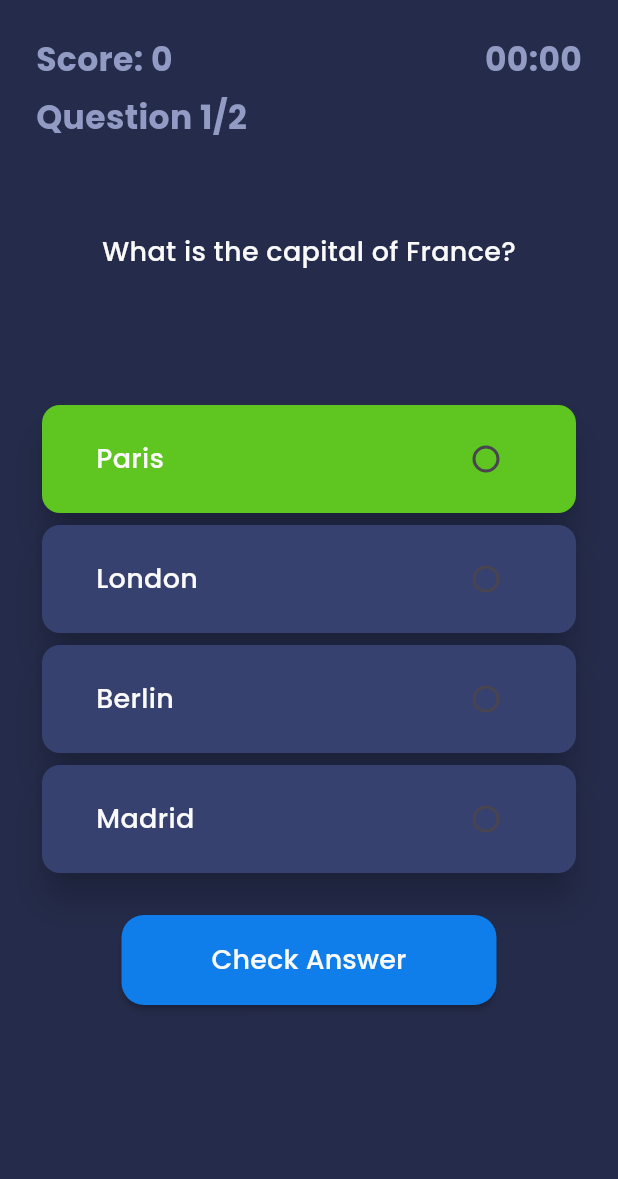
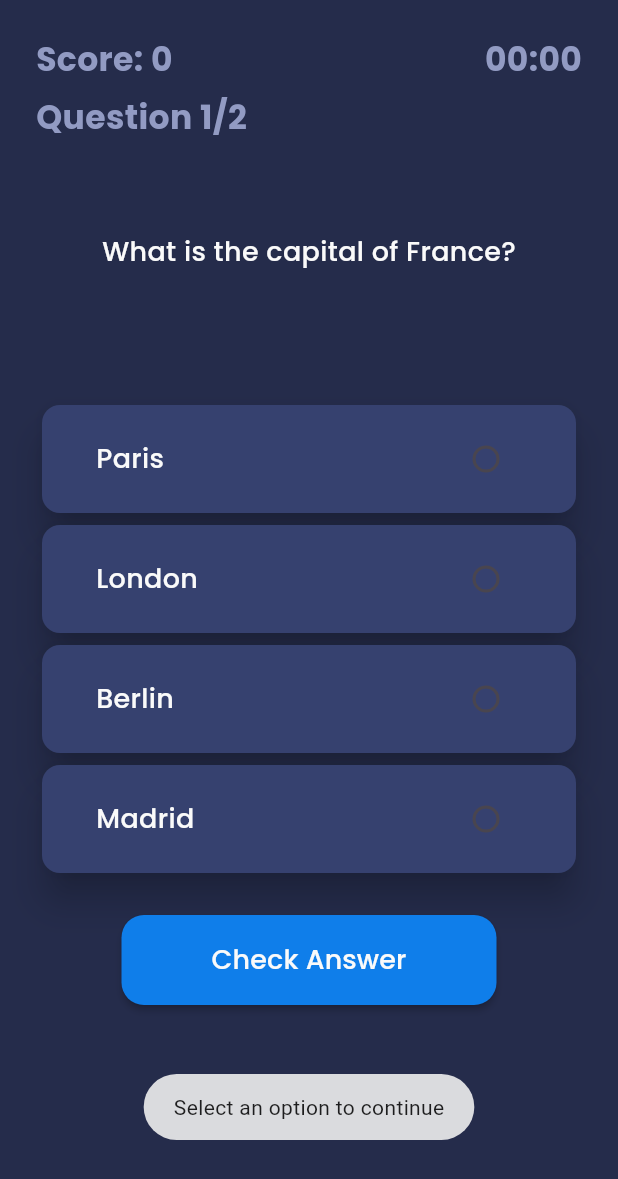
Before and after one commit to Ayushman-Saha/van_vihar_quiz, a Flutter app: the QuizScreen screen opened by its route, after a tap on "Check Answer", on a phone screen of 412 x 824 dp. Shown: the top 1179 px of the screen. Run offline on Flutter 3.47's test engine with Material 2 defaults, Android fonts, the light colour scheme and no system bars; our stand-ins replace firebase_auth, firebase_core, flutter_svg, fluttertoast, google_fonts, google_sign_in; accounts and stored records are empty; generated files the repository leaves out were written again.

Commit message:
Added the logic for sequential next questions with added part for answer description.

```diff
--- a/lib/repository/quizRepository.dart
+++ b/lib/repository/quizRepository.dart
@@ -9,6 +9,8 @@ class QuizRepository {
           answerChoices: ['Paris', 'London', 'Berlin', 'Madrid'],
           correctAnswer: 'Paris',
           hasAttachment: false,
+          descriptionAttachment:
+              "https://plus.unsplash.com/premium_photo-1661852674235-967247c4a8ed?q=80&w=1770&auto=format&fit=crop&ixlib=rb-4.0.3&ixid=M3wxMjA3fDB8MHxwaG90by1wYWdlfHx8fGVufDB8fHx8fA%3D%3D",
           answerType: "text",
           answerDescription: "Lorem Ipsum"),
       QuizQuestion(
--- a/lib/ui/screens/quizScreen.dart
+++ b/lib/ui/screens/quizScreen.dart
@@ -1,10 +1,12 @@
 import 'dart:async';
 
 import 'package:flutter/material.dart';
+import 'package:fluttertoast/fluttertoast.dart';
 import 'package:van_vihar_quiz/constants.dart';
 import 'package:van_vihar_quiz/ui/composables/answerRadioButton.dart';
 
 import '../../controller/quizController.dart';
+import '../composables/answerDescription.dart';
 
 class QuizScreen extends StatefulWidget {
   const QuizScreen({super.key});
@@ -18,7 +20,9 @@ class _QuizScreenState extends State<QuizScreen> {
   var controller = QuizController();
   late Stopwatch stopwatch;
   late Timer t;
-  bool isChecked = false;
+
+  bool isAttempted = false;
+  bool isValidated = false;
 
   List<TileStatus> status = [
     TileStatus.UNSELECTED,
@@ -26,8 +30,6 @@ class _QuizScreenState extends State<QuizScreen> {
     TileStatus.UNSELECTED,
     TileStatus.UNSELECTED
   ];
-
-  bool enabled = true;
 
   @override
   void initState() {
@@ -106,15 +108,20 @@ class _QuizScreenState extends State<QuizScreen> {
                             ],
                           ),
                         ),
-                        AnswerRadioButton(
+                        (!isAttempted)
+                            ? AnswerRadioButton(
                                 quizController: controller,
                                 answerChoices:
                                     controller.currentQuestion.answerChoices,
                                 correctAnswer:
                                     controller.currentQuestion.correctAnswer,
-                          answerType: controller.currentQuestion.answerType,
+                                answerType:
+                                    controller.currentQuestion.answerType,
                                 status: status,
-                          enabled: enabled,
+                                enabled: (!isAttempted && !isValidated),
+                              )
+                            : AnswerDescription(
+                                quizController: controller,
                               ),
                       ],
                     ),
@@ -122,12 +129,19 @@ class _QuizScreenState extends State<QuizScreen> {
                   Expanded(
                     child: Column(
                       children: [
-                        MaterialButton(
+                        (!isAttempted && !isValidated)
+                            ? MaterialButton(
                                 onPressed: () {
+                                  if (controller.currentQuestionSelectedAnswer
+                                      .isNotEmpty) {
+                                    stopwatch.stop();
                                     setState(() {
-                              int correctIndex = controller.validateAnswer();
-                              if (controller.selectedIndex != correctIndex) {
-                                status[correctIndex] = TileStatus.CORRECT;
+                                      int correctIndex =
+                                          controller.validateAnswer();
+                                      if (controller.selectedIndex !=
+                                          correctIndex) {
+                                        status[correctIndex] =
+                                            TileStatus.CORRECT;
                                         status[controller.selectedIndex] =
                                             TileStatus.INCORRECT;
                                       } else {
@@ -135,7 +149,53 @@ class _QuizScreenState extends State<QuizScreen> {
                                             TileStatus.CORRECT;
                                       }
                                       // controller.nextQuestion();
-                              enabled = false;
+                                      isValidated = true;
+                                    });
+                                  } else {
+                                    Fluttertoast.showToast(
+                                      msg: "Select an option to continue",
+                                      toastLength: Toast.LENGTH_SHORT,
+                                    );
+                                  }
+                                  // print(controller.currentQuestionSelectedAnswer);
+                                },
+                                height: 60,
+                                minWidth: 250,
+                                color: buttonBlue,
+                                shape: RoundedRectangleBorder(
+                                  borderRadius: BorderRadius.circular(15),
+                                ),
+                                child: Text(
+                                  "Check Answer",
+                                  style: buttonTextStyle,
+                                ),
+                              )
+                            : (isValidated && !isAttempted)
+                                ? MaterialButton(
+                                    onPressed: () {
+                                      setState(() {
+                                        isAttempted = true;
+                                      });
+
+                                      // print(controller.currentQuestionSelectedAnswer);
+                                    },
+                                    height: 60,
+                                    minWidth: 250,
+                                    color: buttonBlue,
+                                    shape: RoundedRectangleBorder(
+                                      borderRadius: BorderRadius.circular(15),
+                                    ),
+                                    child: Text(
+                                      "See Solution",
+                                      style: buttonTextStyle,
+                                    ),
+                                  )
+                                : MaterialButton(
+                                    onPressed: () {
+                                      setState(() {
+                                        clearState();
+                                        controller.nextQuestion();
+                                        stopwatch.start();
                                       });
                                       // print(controller.currentQuestionSelectedAnswer);
                                     },
@@ -145,12 +205,7 @@ class _QuizScreenState extends State<QuizScreen> {
                                     shape: RoundedRectangleBorder(
                                       borderRadius: BorderRadius.circular(15),
                                     ),
-                          child: (!isChecked)
-                              ? Text(
-                                  "Check Answer",
-                                  style: buttonTextStyle,
-                                )
-                              : Text(
+                                    child: Text(
                                       "Next",
                                       style: buttonTextStyle,
                                     ),
@@ -171,5 +226,20 @@ class _QuizScreenState extends State<QuizScreen> {
   void dispose() {
     super.dispose();
     stopwatch.stop();
+    t.cancel();
+  }
+
+  void clearState() {
+    isAttempted = false;
+    isValidated = false;
+
+    status = [
+      TileStatus.UNSELECTED,
+      TileStatus.UNSELECTED,
+      TileStatus.UNSELECTED,
+      TileStatus.UNSELECTED
+    ];
+
+    controller.resetSelection();
   }
 }
--- a/pubspec.yaml
+++ b/pubspec.yaml
@@ -41,6 +41,7 @@ dependencies:
   google_fonts: ^4.0.4
   google_sign_in: ^6.1.6
   get: ^4.6.5
+  fluttertoast: ^8.2.4
 
 dev_dependencies:
   flutter_test:
```
Also changed, not shown: lib/controller/quizController.dart (+7 -0 lines), lib/ui/composables/answerDescription.dart (added, +18 -0 lines), pubspec.lock. Lines whose indentation alone changed are shown as unchanged.
